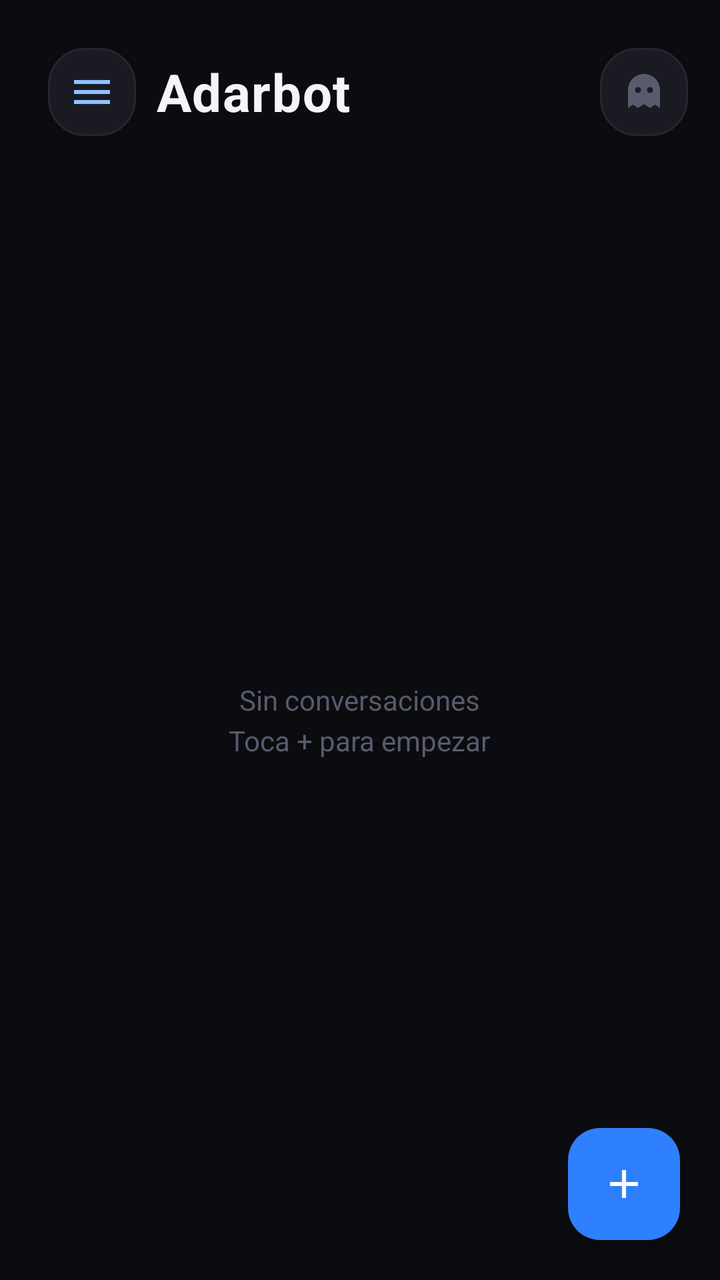
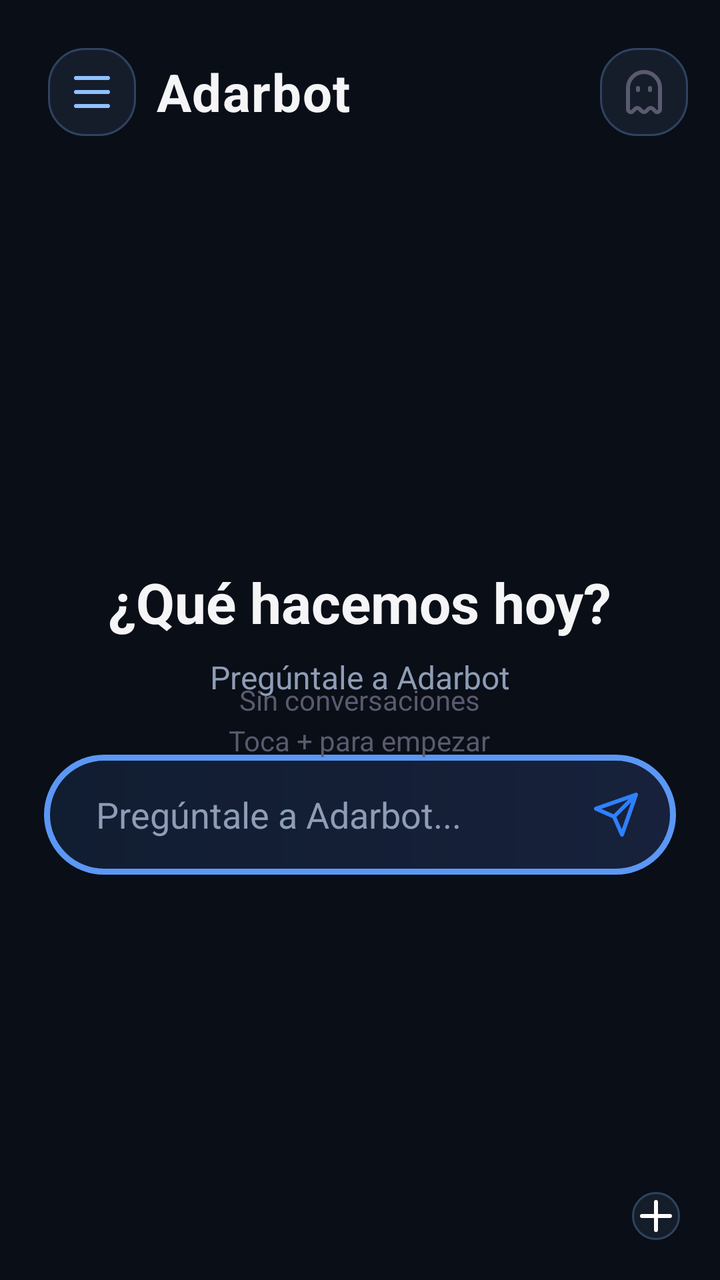

Compare the two renders of this Android layout. The source of the first and the diff that turns it into the second are given below.
<!-- AndroidManifest.xml: application theme Theme.NemotronVoiceIME -->
<!-- res/layout/activity_chats.xml -->
<?xml version="1.0" encoding="utf-8"?>
<LinearLayout xmlns:android="http://schemas.android.com/apk/res/android"
    xmlns:app="http://schemas.android.com/apk/res-auto"
    android:layout_width="match_parent"
    android:layout_height="match_parent"
    android:background="#0B0C0F"
    android:orientation="vertical">

    <LinearLayout
        android:layout_width="match_parent"
        android:layout_height="wrap_content"
        android:gravity="center_vertical"
        android:orientation="horizontal"
        android:paddingLeft="24dp"
        android:paddingTop="24dp"
        android:paddingRight="16dp"
        android:paddingBottom="12dp">

        <ImageButton
            android:id="@+id/menuBtn"
            android:layout_width="44dp"
            android:layout_height="44dp"
            android:layout_marginRight="10dp"
            android:background="@drawable/bg_chip"
            android:contentDescription="Menu de Adarbot"
            android:padding="10dp"
            android:src="@drawable/ic_menu"
            android:tint="#8FC1FF" />

        <LinearLayout
            android:layout_width="0dp"
            android:layout_height="wrap_content"
            android:layout_weight="1"
            android:orientation="vertical">

            <TextView
                android:layout_width="wrap_content"
                android:layout_height="wrap_content"
                android:text="Adarbot"
                android:textColor="#F5F5F7"
                android:textSize="26sp"
                android:textStyle="bold"
                android:letterSpacing="0.02" />

        </LinearLayout>

        <ImageButton
            android:id="@+id/incognitoBtn"
            android:layout_width="44dp"
            android:layout_height="44dp"
            android:background="@drawable/bg_chip"
            android:contentDescription="Modo incognito"
            android:src="@drawable/ic_ghost"
            android:tint="#5A5A6E"
            android:padding="10dp" />
    </LinearLayout>

    <FrameLayout
        android:layout_width="match_parent"
        android:layout_height="0dp"
        android:layout_weight="1">

        <androidx.recyclerview.widget.RecyclerView
            android:id="@+id/recyclerChats"
            android:layout_width="match_parent"
            android:layout_height="match_parent"
            android:clipToPadding="false"
            android:paddingBottom="96dp" />

        <TextView
            android:id="@+id/emptyView"
            android:layout_width="wrap_content"
            android:layout_height="wrap_content"
            android:layout_gravity="center"
            android:gravity="center"
            android:lineSpacingExtra="4dp"
            android:text="Sin conversaciones\nToca + para empezar"
            android:textColor="#5A5A6E"
            android:textSize="14sp" />

        <com.google.android.material.floatingactionbutton.FloatingActionButton
            android:id="@+id/fabNew"
            android:layout_width="wrap_content"
            android:layout_height="wrap_content"
            android:layout_gravity="end|bottom"
            android:layout_margin="20dp"
            android:contentDescription="Nueva conversacion"
            android:src="@drawable/ic_plus"
            app:backgroundTint="#2F80FF"
            app:tint="#FFFFFF" />
    </FrameLayout>
</LinearLayout>
<!-- resources referenced by this layout -->
<resources>
  <!-- drawable bg_chip (drawable) -->
  <shape xmlns:android="http://schemas.android.com/apk/res/android"
      android:shape="rectangle">
      <solid android:color="#1A1B22" />
      <stroke android:width="1dp" android:color="#26272E" />
      <corners android:radius="18dp" />
  </shape>
  <!-- drawable ic_ghost (drawable) -->
  <vector xmlns:android="http://schemas.android.com/apk/res/android" android:width="24dp" android:height="24dp" android:viewportWidth="24" android:viewportHeight="24">
      <path android:fillColor="#FFFFFFFF" android:pathData="M12,3C7.58,3 4,6.58 4,11v9l2.5,-1.7L9,20l3,-2 3,2 2.5,-1.7L20,20v-9c0,-4.42 -3.58,-8 -8,-8zM9,12.5c-0.83,0 -1.5,-0.67 -1.5,-1.5S8.17,9.5 9,9.5s1.5,0.67 1.5,1.5S9.83,12.5 9,12.5zM15,12.5c-0.83,0 -1.5,-0.67 -1.5,-1.5S14.17,9.5 15,9.5s1.5,0.67 1.5,1.5S15.83,12.5 15,12.5z" />
  </vector>
  <!-- drawable ic_menu (drawable) -->
  <vector xmlns:android="http://schemas.android.com/apk/res/android" android:width="24dp" android:height="24dp" android:viewportWidth="24" android:viewportHeight="24">
      <path android:fillColor="#FFFFFFFF" android:pathData="M3,18h18v-2H3v2zM3,13h18v-2H3v2zM3,6v2h18V6H3z" />
  </vector>
  <!-- drawable ic_plus (drawable) -->
  <vector xmlns:android="http://schemas.android.com/apk/res/android"
      android:width="24dp"
      android:height="24dp"
      android:viewportWidth="24"
      android:viewportHeight="24">
      <path
          android:fillColor="#FFFFFFFF"
          android:pathData="M19,13h-6v6h-2v-6L5,13v-2h6L11,5h2v6h6v2z" />
  </vector>
  <style name="Theme.NemotronVoiceIME" parent="Theme.Material3.DayNight.NoActionBar">
          <item name="colorPrimary">@color/accent</item>
          <item name="colorPrimaryVariant">@color/accent_dark</item>
          <item name="colorOnPrimary">@color/text_light</item>
          <item name="android:statusBarColor">@color/bg_primary</item>
      </style>
  <color name="accent">#76B900</color>
  <color name="accent_dark">#5A8C00</color>
  <color name="text_light">#FFFFFF</color>
  <color name="bg_primary">#1A1A2E</color>
</resources>

<!-- the commit's change to res/layout/activity_chats.xml (unified diff, before → after) -->
@@ -3,7 +3,7 @@
     xmlns:app="http://schemas.android.com/apk/res-auto"
     android:layout_width="match_parent"
     android:layout_height="match_parent"
-    android:background="#0B0C0F"
+    android:background="#090E17"
     android:orientation="vertical">
 
     <LinearLayout
@@ -33,8 +33,9 @@
             android:layout_weight="1"
             android:orientation="vertical">
 
-            <TextView
-                android:layout_width="wrap_content"
+        <TextView
+            android:id="@+id/homeGreeting"
+            android:layout_width="wrap_content"
                 android:layout_height="wrap_content"
                 android:text="Adarbot"
                 android:textColor="#F5F5F7"
@@ -60,6 +61,63 @@
         android:layout_height="0dp"
         android:layout_weight="1">
 
+        <LinearLayout
+            android:id="@+id/homeContent"
+            android:layout_width="match_parent"
+            android:layout_height="match_parent"
+            android:gravity="center"
+            android:orientation="vertical">
+            <TextView
+                android:layout_width="wrap_content"
+                android:layout_height="wrap_content"
+                android:text="¿Qué hacemos hoy?"
+                android:textColor="#F5F5F7"
+                android:textSize="28sp"
+                android:textStyle="bold" />
+            <TextView
+                android:layout_width="wrap_content"
+                android:layout_height="wrap_content"
+                android:layout_marginTop="8dp"
+                android:text="Pregúntale a Adarbot"
+                android:textColor="#8E9DB5"
+                android:textSize="16sp" />
+            <LinearLayout
+                android:layout_width="match_parent"
+                android:layout_height="wrap_content"
+                android:layout_marginLeft="22dp"
+                android:layout_marginTop="28dp"
+                android:layout_marginRight="22dp"
+                android:background="@drawable/bg_float_bar"
+                android:gravity="center_vertical"
+                android:paddingLeft="12dp"
+                android:paddingTop="8dp"
+                android:paddingRight="8dp"
+                android:paddingBottom="8dp">
+                <EditText
+                    android:id="@+id/homeInput"
+                    android:layout_width="0dp"
+                    android:layout_height="44dp"
+                    android:layout_weight="1"
+                    android:background="@android:color/transparent"
+                    android:hint="Pregúntale a Adarbot..."
+                    android:imeOptions="actionSend"
+                    android:maxLines="1"
+                    android:paddingLeft="14dp"
+                    android:paddingRight="8dp"
+                    android:textColor="#EDEDF0"
+                    android:textColorHint="#8E9DB5" />
+                <ImageButton
+                    android:id="@+id/homeSend"
+                    android:layout_width="44dp"
+                    android:layout_height="44dp"
+                    android:background="@android:color/transparent"
+                    android:contentDescription="Enviar"
+                    android:padding="10dp"
+                    android:src="@drawable/ic_send"
+                    android:tint="#2F80FF" />
+            </LinearLayout>
+        </LinearLayout>
+
         <androidx.recyclerview.widget.RecyclerView
             android:id="@+id/recyclerChats"
             android:layout_width="match_parent"
@@ -78,15 +136,15 @@
             android:textColor="#5A5A6E"
             android:textSize="14sp" />
 
-        <com.google.android.material.floatingactionbutton.FloatingActionButton
+        <ImageButton
             android:id="@+id/fabNew"
             android:layout_width="wrap_content"
             android:layout_height="wrap_content"
             android:layout_gravity="end|bottom"
             android:layout_margin="20dp"
+            android:background="@drawable/bg_chip"
             android:contentDescription="Nueva conversacion"
             android:src="@drawable/ic_plus"
-            app:backgroundTint="#2F80FF"
-            app:tint="#FFFFFF" />
+            android:tint="#FFFFFF" />
     </FrameLayout>
 </LinearLayout>
<!-- resource entries referenced after the edit -->
@@ -3,27 +3,31 @@
   <!-- drawable bg_chip (drawable) -->
   <shape xmlns:android="http://schemas.android.com/apk/res/android"
       android:shape="rectangle">
-      <solid android:color="#1A1B22" />
-      <stroke android:width="1dp" android:color="#26272E" />
+      <solid android:color="#151D2B" />
+      <stroke android:width="1dp" android:color="#304361" />
       <corners android:radius="18dp" />
+  </shape>
+  <!-- drawable bg_float_bar (drawable) -->
+  <shape xmlns:android="http://schemas.android.com/apk/res/android" android:shape="rectangle">
+      <gradient android:angle="0" android:startColor="#111D31" android:endColor="#17213B" />
+      <stroke android:width="3dp" android:color="#5B97F4" />
+      <corners android:radius="36dp" />
   </shape>
   <!-- drawable ic_ghost (drawable) -->
   <vector xmlns:android="http://schemas.android.com/apk/res/android" android:width="24dp" android:height="24dp" android:viewportWidth="24" android:viewportHeight="24">
-      <path android:fillColor="#FFFFFFFF" android:pathData="M12,3C7.58,3 4,6.58 4,11v9l2.5,-1.7L9,20l3,-2 3,2 2.5,-1.7L20,20v-9c0,-4.42 -3.58,-8 -8,-8zM9,12.5c-0.83,0 -1.5,-0.67 -1.5,-1.5S8.17,9.5 9,9.5s1.5,0.67 1.5,1.5S9.83,12.5 9,12.5zM15,12.5c-0.83,0 -1.5,-0.67 -1.5,-1.5S14.17,9.5 15,9.5s1.5,0.67 1.5,1.5S15.83,12.5 15,12.5z" />
+      <path android:fillColor="#00000000" android:strokeColor="#FFFFFFFF" android:strokeWidth="2" android:strokeLineCap="round" android:strokeLineJoin="round" android:pathData="M15,10L15,11M9,10L9,11M7.53,20.47A1.6,1.6 0,0 1,9.8,20.47L10.86,21.53A1.6,1.6 0,0 0,13.14,21.53L14.2,20.47A1.6,1.6 0,0 1,16.48,20.47L17.59,21.59A1.4,1.4 0,0 0,20,20.59L20,10A8,8 0,0 0,4,10L4,20.59A1.4,1.4 0,0 0,6.41,21.59Z" />
   </vector>
   <!-- drawable ic_menu (drawable) -->
   <vector xmlns:android="http://schemas.android.com/apk/res/android" android:width="24dp" android:height="24dp" android:viewportWidth="24" android:viewportHeight="24">
-      <path android:fillColor="#FFFFFFFF" android:pathData="M3,18h18v-2H3v2zM3,13h18v-2H3v2zM3,6v2h18V6H3z" />
+      <path android:fillColor="#00000000" android:strokeColor="#FFFFFFFF" android:strokeWidth="2" android:strokeLineCap="round" android:pathData="M4,5L20,5M4,12L20,12M4,19L20,19" />
   </vector>
   <!-- drawable ic_plus (drawable) -->
-  <vector xmlns:android="http://schemas.android.com/apk/res/android"
-      android:width="24dp"
-      android:height="24dp"
-      android:viewportWidth="24"
-      android:viewportHeight="24">
-      <path
-          android:fillColor="#FFFFFFFF"
-          android:pathData="M19,13h-6v6h-2v-6L5,13v-2h6L11,5h2v6h6v2z" />
+  <vector xmlns:android="http://schemas.android.com/apk/res/android" android:width="24dp" android:height="24dp" android:viewportWidth="24" android:viewportHeight="24">
+      <path android:fillColor="#00000000" android:strokeColor="#FFFFFFFF" android:strokeWidth="2" android:strokeLineCap="round" android:pathData="M5,12L19,12M12,5L12,19" />
+  </vector>
+  <!-- drawable ic_send (drawable) -->
+  <vector xmlns:android="http://schemas.android.com/apk/res/android" android:width="24dp" android:height="24dp" android:viewportWidth="24" android:viewportHeight="24">
+      <path android:fillColor="#00000000" android:strokeColor="#FFFFFFFF" android:strokeWidth="2" android:strokeLineCap="round" android:strokeLineJoin="round" android:pathData="M22,2L11,13M22,2L15,22L11,13L2,9Z" />
   </vector>
   <style name="Theme.NemotronVoiceIME" parent="Theme.Material3.DayNight.NoActionBar">
           <item name="colorPrimary">@color/accent</item>
